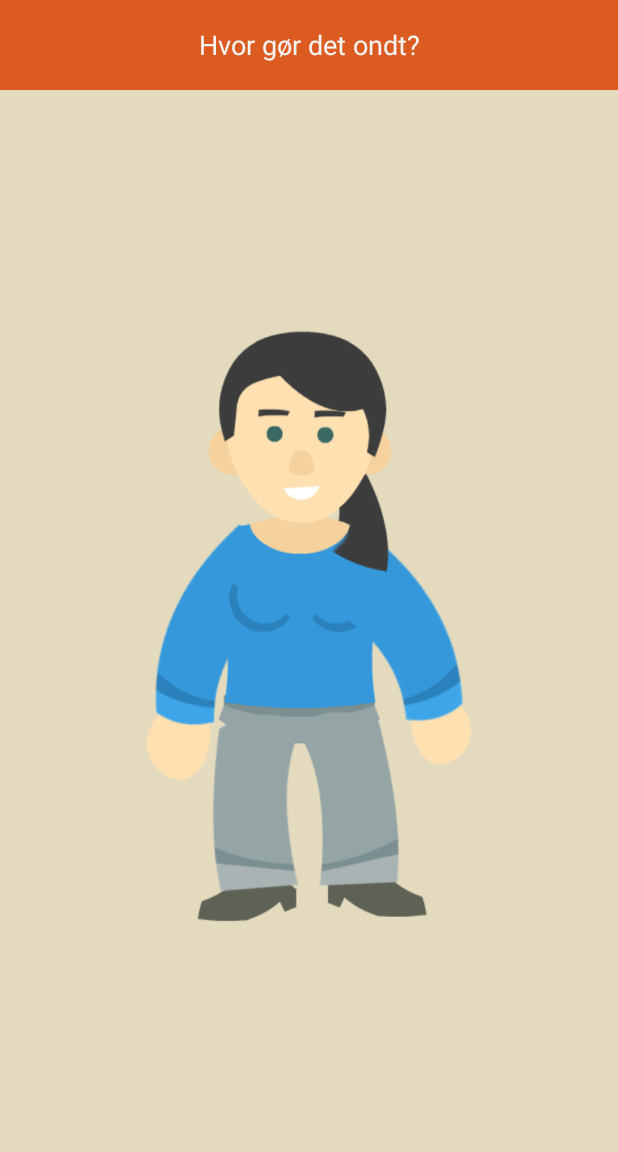
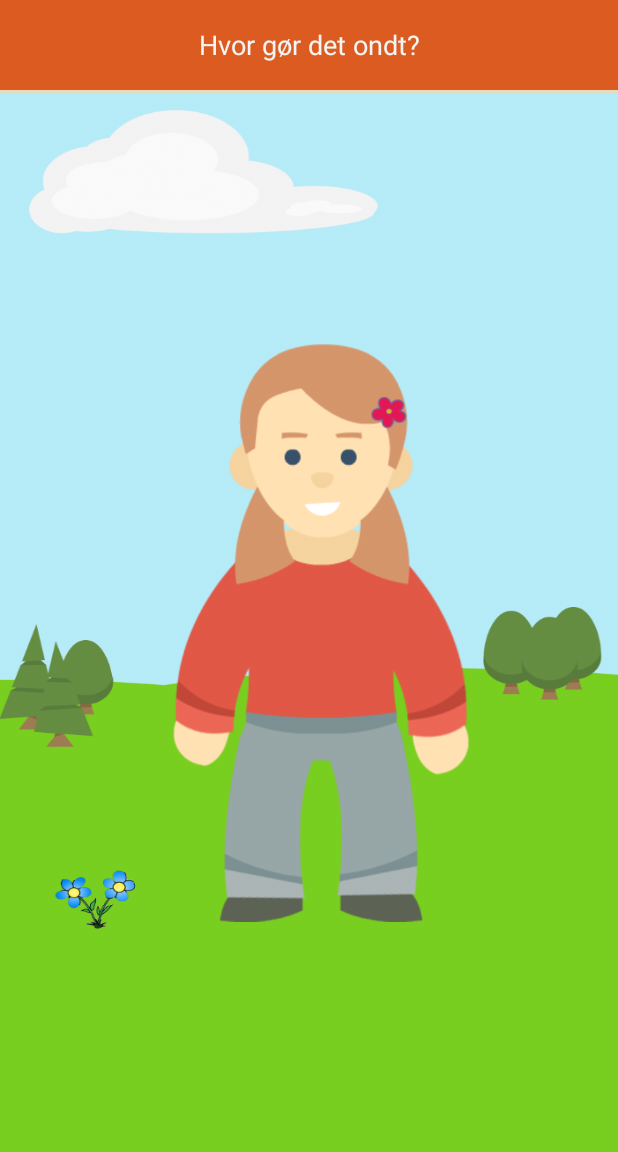
Before and after one commit to Pasoe/abdo, an Android app: the MainActivity screen opened directly, with no data from a screen before it, on a phone screen of 412 x 824 dp, the part 84-1236 px from its top. Run offline under Robolectric (Android 15) with nearby library versions, the light colour scheme and no system bars.

Commit message:
Added new girl image and background

```diff
--- a/app/src/main/res/layout/fragment_pain_placement.xml
+++ b/app/src/main/res/layout/fragment_pain_placement.xml
@@ -25,7 +25,9 @@
 
     <RelativeLayout
         android:layout_width="match_parent"
-        android:layout_height="match_parent">
+        android:layout_height="match_parent"
+        android:background="@drawable/registration_background"
+        >
         <ImageView
             android:id="@+id/image_underlay"
             android:layout_width="400dp"
```
Also changed, not shown: app/src/main/java/com/abdo/patrick/abdo/Controllers/ImageController.java (line endings or trailing spaces), app/src/main/res/drawable-mdpi/registration_background.png (added), app/src/main/res/drawable-xhdpi/registration_background.png (added), app/src/main/res/drawable-xxhdpi/registration_background.png (added), app/src/main/res/drawable/abdo_girl.png, app/src/main/res/drawable/abdo_girl_underlay.png.
